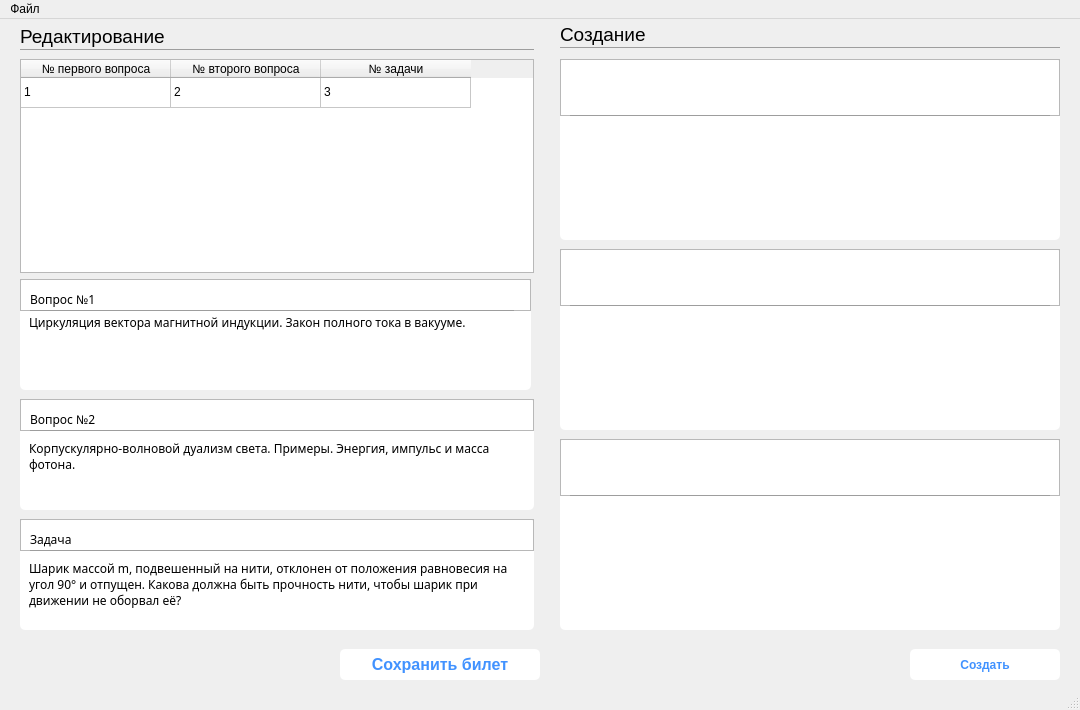
The window that ticketwindow.ui (by1ex/GeneratorIBC) describes before a commit, drawn with Qt 5.
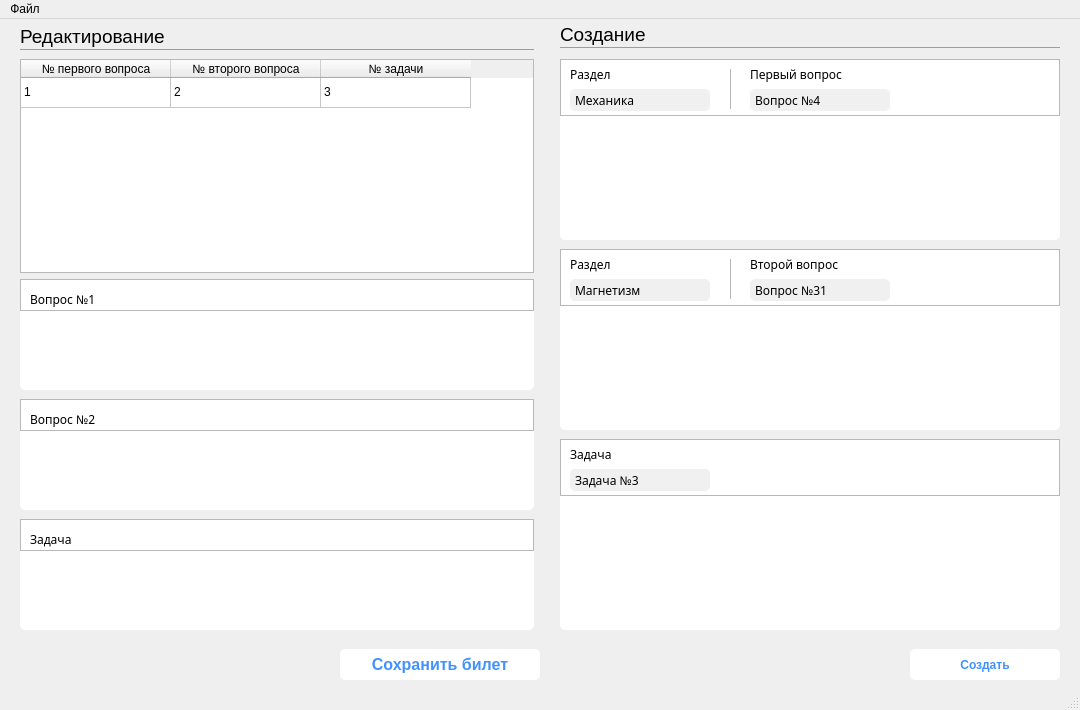
The same window after the commit. Icons and pictures are not drawn.

Commit message: Raplace QLabel on QTextEdit

What changed in the file:
```diff
--- a/ticketwindow.ui
+++ b/ticketwindow.ui
@@ -36,6 +36,28 @@
 	border-radius: 5px;
 	font: 12pt &quot;Segoe UI&quot;;
 	font-weight: 500;
+}
+
+QComboBox::drop-down 
+{
+    border: 0px;
+}
+
+QComboBox::down-arrow {
+	opacity: 0%;
+	image: url(:/resources/arrow.png);
+}
+ 
+QComboBox {
+    border-radius: 5px;
+	background-color: rgb(240, 240, 240);
+}
+
+QComboBox QAbstractItemView {
+	box-shadow: none;
+    selection-background-color:  rgb(240, 240, 240);
+	selection-color:  rgb(0, 0, 0);
+	border-radius: 5px;
 }</string>
   </property>
   <widget class="QWidget" name="centralwidget">
@@ -163,10 +185,29 @@
      <property name="spacing">
       <number>0</number>
      </property>
-     <item row="1" column="0">
-      <widget class="QWidget" name="widget" native="true"/>
+     <item row="2" column="0">
+      <widget class="QWidget" name="widget" native="true">
+       <layout class="QHBoxLayout" name="horizontalLayout_6">
+        <item>
+         <widget class="QTextEdit" name="textEdit_4">
+          <property name="font">
+           <font>
+            <family>Montserrat</family>
+            <pointsize>9</pointsize>
+           </font>
+          </property>
+          <property name="frameShape">
+           <enum>QFrame::NoFrame</enum>
+          </property>
+          <property name="readOnly">
+           <bool>false</bool>
+          </property>
+         </widget>
+        </item>
+       </layout>
+      </widget>
      </item>
-     <item row="0" column="0">
+     <item row="1" column="0">
       <widget class="QFrame" name="frame_2">
        <property name="minimumSize">
         <size>
@@ -197,7 +238,7 @@
         </property>
         <property name="styleSheet">
          <string notr="true">QFrame#hr3{
-	background-color: rgb(204, 204, 204);
+	background-color: rgb(239, 239, 239);
 }</string>
         </property>
         <property name="frameShape">
@@ -207,6 +248,119 @@
          <enum>QFrame::Raised</enum>
         </property>
        </widget>
+       <widget class="QComboBox" name="comboBox_3">
+        <property name="geometry">
+         <rect>
+          <x>10</x>
+          <y>30</y>
+          <width>140</width>
+          <height>22</height>
+         </rect>
+        </property>
+        <property name="font">
+         <font>
+          <family>Montserrat</family>
+          <pointsize>9</pointsize>
+         </font>
+        </property>
+        <item>
+         <property name="text">
+          <string>Механика</string>
+         </property>
+        </item>
+       </widget>
+       <widget class="QLabel" name="label_11">
+        <property name="geometry">
+         <rect>
+          <x>10</x>
+          <y>5</y>
+          <width>151</width>
+          <height>20</height>
+         </rect>
+        </property>
+        <property name="font">
+         <font>
+          <family>Montserrat</family>
+          <pointsize>9</pointsize>
+         </font>
+        </property>
+        <property name="text">
+         <string>Раздел</string>
+        </property>
+        <property name="textFormat">
+         <enum>Qt::AutoText</enum>
+        </property>
+        <property name="wordWrap">
+         <bool>true</bool>
+        </property>
+       </widget>
+       <widget class="QFrame" name="hr9">
+        <property name="geometry">
+         <rect>
+          <x>170</x>
+          <y>10</y>
+          <width>1</width>
+          <height>40</height>
+         </rect>
+        </property>
+        <property name="styleSheet">
+         <string notr="true">QFrame#hr9{
+	background-color: rgb(239, 239, 239);
+}</string>
+        </property>
+        <property name="frameShape">
+         <enum>QFrame::StyledPanel</enum>
+        </property>
+        <property name="frameShadow">
+         <enum>QFrame::Raised</enum>
+        </property>
+       </widget>
+       <widget class="QComboBox" name="comboBox_4">
+        <property name="geometry">
+         <rect>
+          <x>190</x>
+          <y>30</y>
+          <width>140</width>
+          <height>22</height>
+         </rect>
+        </property>
+        <property name="font">
+         <font>
+          <family>Montserrat</family>
+          <pointsize>9</pointsize>
+         </font>
+        </property>
+        <item>
+         <property name="text">
+          <string>Вопрос №4</string>
+         </property>
+        </item>
+       </widget>
+       <widget class="QLabel" name="label_13">
+        <property name="geometry">
+         <rect>
+          <x>190</x>
+          <y>5</y>
+          <width>151</width>
+          <height>20</height>
+         </rect>
+        </property>
+        <property name="font">
+         <font>
+          <family>Montserrat</family>
+          <pointsize>9</pointsize>
+         </font>
+        </property>
+        <property name="text">
+         <string>Первый вопрос</string>
+        </property>
+        <property name="textFormat">
+         <enum>Qt::AutoText</enum>
+        </property>
+        <property name="wordWrap">
+         <bool>true</bool>
+        </property>
+       </widget>
       </widget>
      </item>
     </layout>
@@ -368,7 +522,26 @@
       <number>0</number>
      </property>
      <item row="1" column="0">
-      <widget class="QWidget" name="widget_4" native="true"/>
+      <widget class="QWidget" name="widget_4" native="true">
+       <layout class="QHBoxLayout" name="horizontalLayout_5">
+        <item>
+         <widget class="QTextEdit" name="textEdit_5">
+          <property name="font">
+           <font>
+            <family>Montserrat</family>
+            <pointsize>9</pointsize>
+           </font>
+          </property>
+          <property name="frameShape">
+           <enum>QFrame::NoFrame</enum>
+          </property>
+          <property name="readOnly">
+           <bool>false</bool>
+          </property>
+         </widget>
+        </item>
+       </layout>
+      </widget>
      </item>
      <item row="0" column="0">
       <widget class="QFrame" name="frame_5">
@@ -401,7 +574,7 @@
         </property>
         <property name="styleSheet">
          <string notr="true">QFrame#hr4{
-	background-color: rgb(204, 204, 204);
+	background-color: rgb(239, 239, 239);
 }</string>
         </property>
         <property name="frameShape">
@@ -411,6 +584,119 @@
          <enum>QFrame::Raised</enum>
         </property>
        </widget>
+       <widget class="QLabel" name="label_10">
+        <property name="geometry">
+         <rect>
+          <x>10</x>
+          <y>5</y>
+          <width>151</width>
+          <height>20</height>
+         </rect>
+        </property>
+        <property name="font">
+         <font>
+          <family>Montserrat</family>
+          <pointsize>9</pointsize>
+         </font>
+        </property>
+        <property name="text">
+         <string>Раздел</string>
+        </property>
+        <property name="textFormat">
+         <enum>Qt::AutoText</enum>
+        </property>
+        <property name="wordWrap">
+         <bool>true</bool>
+        </property>
+       </widget>
+       <widget class="QComboBox" name="comboBox_2">
+        <property name="geometry">
+         <rect>
+          <x>10</x>
+          <y>30</y>
+          <width>140</width>
+          <height>22</height>
+         </rect>
+        </property>
+        <property name="font">
+         <font>
+          <family>Montserrat</family>
+          <pointsize>9</pointsize>
+         </font>
+        </property>
+        <item>
+         <property name="text">
+          <string>Магнетизм</string>
+         </property>
+        </item>
+       </widget>
+       <widget class="QFrame" name="hr10">
+        <property name="geometry">
+         <rect>
+          <x>170</x>
+          <y>10</y>
+          <width>1</width>
+          <height>40</height>
+         </rect>
+        </property>
+        <property name="styleSheet">
+         <string notr="true">QFrame#hr10{
+	background-color: rgb(239, 239, 239);
+}</string>
+        </property>
+        <property name="frameShape">
+         <enum>QFrame::StyledPanel</enum>
+        </property>
+        <property name="frameShadow">
+         <enum>QFrame::Raised</enum>
+        </property>
+       </widget>
+       <widget class="QComboBox" name="comboBox_5">
+        <property name="geometry">
+         <rect>
+          <x>190</x>
+          <y>30</y>
+          <width>140</width>
+          <height>22</height>
+         </rect>
+        </property>
+        <property name="font">
+         <font>
+          <family>Montserrat</family>
+          <pointsize>9</pointsize>
+         </font>
+        </property>
+        <item>
+         <property name="text">
+          <string>Вопрос №31</string>
+         </property>
+        </item>
+       </widget>
+       <widget class="QLabel" name="label_14">
+        <property name="geometry">
+         <rect>
+          <x>190</x>
+          <y>5</y>
+          <width>151</width>
+          <height>20</height>
+         </rect>
+        </property>
+        <property name="font">
+         <font>
+          <family>Montserrat</family>
+          <pointsize>9</pointsize>
+         </font>
+        </property>
+        <property name="text">
+         <string>Второй вопрос</string>
+        </property>
+        <property name="textFormat">
+         <enum>Qt::AutoText</enum>
+        </property>
+        <property name="wordWrap">
+         <bool>true</bool>
+        </property>
+       </widget>
       </widget>
      </item>
     </layout>
@@ -453,7 +739,26 @@
       <number>0</number>
      </property>
      <item row="1" column="0">
-      <widget class="QWidget" name="widget_5" native="true"/>
+      <widget class="QWidget" name="widget_5" native="true">
+       <layout class="QHBoxLayout" name="horizontalLayout_4">
+        <item>
+         <widget class="QTextEdit" name="textEdit_6">
+          <property name="font">
+           <font>
+            <family>Montserrat</family>
+            <pointsize>9</pointsize>
+           </font>
+          </property>
+          <property name="frameShape">
+           <enum>QFrame::NoFrame</enum>
+          </property>
+          <property name="readOnly">
+           <bool>false</bool>
+          </property>
+         </widget>
+        </item>
+       </layout>
+      </widget>
      </item>
      <item row="0" column="0">
       <widget class="QFrame" name="frame_8">
@@ -486,7 +791,7 @@
         </property>
         <property name="styleSheet">
          <string notr="true">QFrame#hr5{
-	background-color: rgb(204, 204, 204);
+	background-color: rgb(239, 239, 239);
 }</string>
         </property>
         <property name="frameShape">
@@ -496,6 +801,52 @@
          <enum>QFrame::Raised</enum>
         </property>
        </widget>
+       <widget class="QComboBox" name="comboBox">
+        <property name="geometry">
+         <rect>
+          <x>10</x>
+          <y>30</y>
+          <width>140</width>
+          <height>22</height>
+         </rect>
+        </property>
+        <property name="font">
+         <font>
+          <family>Montserrat</family>
+          <pointsize>9</pointsize>
+         </font>
+        </property>
+        <item>
+         <property name="text">
+          <string>Задача №3</string>
+         </property>
+        </item>
+       </widget>
+       <widget class="QLabel" name="label_8">
+        <property name="geometry">
+         <rect>
+          <x>10</x>
+          <y>5</y>
+          <width>151</width>
+          <height>20</height>
+         </rect>
+        </property>
+        <property name="font">
+         <font>
+          <family>Montserrat</family>
+          <pointsize>9</pointsize>
+         </font>
+        </property>
+        <property name="text">
+         <string>Задача</string>
+        </property>
+        <property name="textFormat">
+         <enum>Qt::AutoText</enum>
+        </property>
+        <property name="wordWrap">
+         <bool>true</bool>
+        </property>
+       </widget>
       </widget>
      </item>
     </layout>
@@ -505,7 +856,7 @@
      <rect>
       <x>20</x>
       <y>260</y>
-      <width>511</width>
+      <width>514</width>
       <height>111</height>
      </rect>
     </property>
@@ -544,24 +895,18 @@
          <number>3</number>
         </property>
         <item>
-         <widget class="QLabel" name="label">
+         <widget class="QTextEdit" name="textEdit">
           <property name="font">
            <font>
             <family>Montserrat</family>
             <pointsize>9</pointsize>
            </font>
           </property>
-          <property name="text">
-           <string>Циркуляция вектора магнитной индукции. Закон полного тока в вакууме.</string>
+          <property name="frameShape">
+           <enum>QFrame::NoFrame</enum>
           </property>
-          <property name="textFormat">
-           <enum>Qt::AutoText</enum>
-          </property>
-          <property name="alignment">
-           <set>Qt::AlignLeading|Qt::AlignLeft|Qt::AlignTop</set>
-          </property>
-          <property name="wordWrap">
-           <bool>true</bool>
+          <property name="readOnly">
+           <bool>false</bool>
           </property>
          </widget>
         </item>
@@ -599,7 +944,7 @@
         </property>
         <property name="styleSheet">
          <string notr="true">QFrame#hr6{
-	background-color: rgb(204, 204, 204);
+	background-color: rgb(239, 239, 239);
 }</string>
         </property>
         <property name="frameShape">
@@ -675,35 +1020,29 @@
      <property name="spacing">
       <number>0</number>
      </property>
-     <item row="1" column="0">
+     <item row="2" column="0">
       <widget class="QWidget" name="widget_7" native="true">
        <layout class="QHBoxLayout" name="horizontalLayout_2">
         <item>
-         <widget class="QLabel" name="label_3">
+         <widget class="QTextEdit" name="textEdit_2">
           <property name="font">
            <font>
             <family>Montserrat</family>
             <pointsize>9</pointsize>
            </font>
           </property>
-          <property name="text">
-           <string>Корпускулярно-волновой дуализм света. Примеры. Энергия, импульс и масса фотона.</string>
+          <property name="frameShape">
+           <enum>QFrame::NoFrame</enum>
           </property>
-          <property name="textFormat">
-           <enum>Qt::AutoText</enum>
-          </property>
-          <property name="alignment">
-           <set>Qt::AlignLeading|Qt::AlignLeft|Qt::AlignTop</set>
-          </property>
-          <property name="wordWrap">
-           <bool>true</bool>
+          <property name="readOnly">
+           <bool>false</bool>
           </property>
          </widget>
         </item>
        </layout>
       </widget>
      </item>
-     <item row="0" column="0">
+     <item row="1" column="0">
       <widget class="QFrame" name="frame_7">
        <property name="minimumSize">
         <size>
@@ -734,7 +1073,7 @@
         </property>
         <property name="styleSheet">
          <string notr="true">QFrame#hr7{
-	background-color: rgb(204, 204, 204);
+	background-color: rgb(239, 239, 239);
 }</string>
         </property>
         <property name="frameShape">
@@ -814,24 +1153,18 @@
       <widget class="QWidget" name="widget_8" native="true">
        <layout class="QHBoxLayout" name="horizontalLayout_3">
         <item>
-         <widget class="QLabel" name="label_4">
+         <widget class="QTextEdit" name="textEdit_3">
           <property name="font">
            <font>
             <family>Montserrat</family>
             <pointsize>9</pointsize>
            </font>
           </property>
-          <property name="text">
-           <string>Шарик массой m, подвешенный на нити, отклонен от положения равновесия на угол 90° и отпущен. Какова должна быть прочность нити, чтобы шарик при движении не оборвал её?</string>
+          <property name="frameShape">
+           <enum>QFrame::NoFrame</enum>
           </property>
-          <property name="textFormat">
-           <enum>Qt::AutoText</enum>
-          </property>
-          <property name="alignment">
-           <set>Qt::AlignLeading|Qt::AlignLeft|Qt::AlignTop</set>
-          </property>
-          <property name="wordWrap">
-           <bool>true</bool>
+          <property name="readOnly">
+           <bool>false</bool>
           </property>
          </widget>
         </item>
@@ -869,7 +1202,7 @@
         </property>
         <property name="styleSheet">
          <string notr="true">QFrame#hr8{
-	background-color: rgb(204, 204, 204);
+	background-color: rgb(239, 239, 239);
 }</string>
         </property>
         <property name="frameShape">
```
The commit also changes 3 other files.
